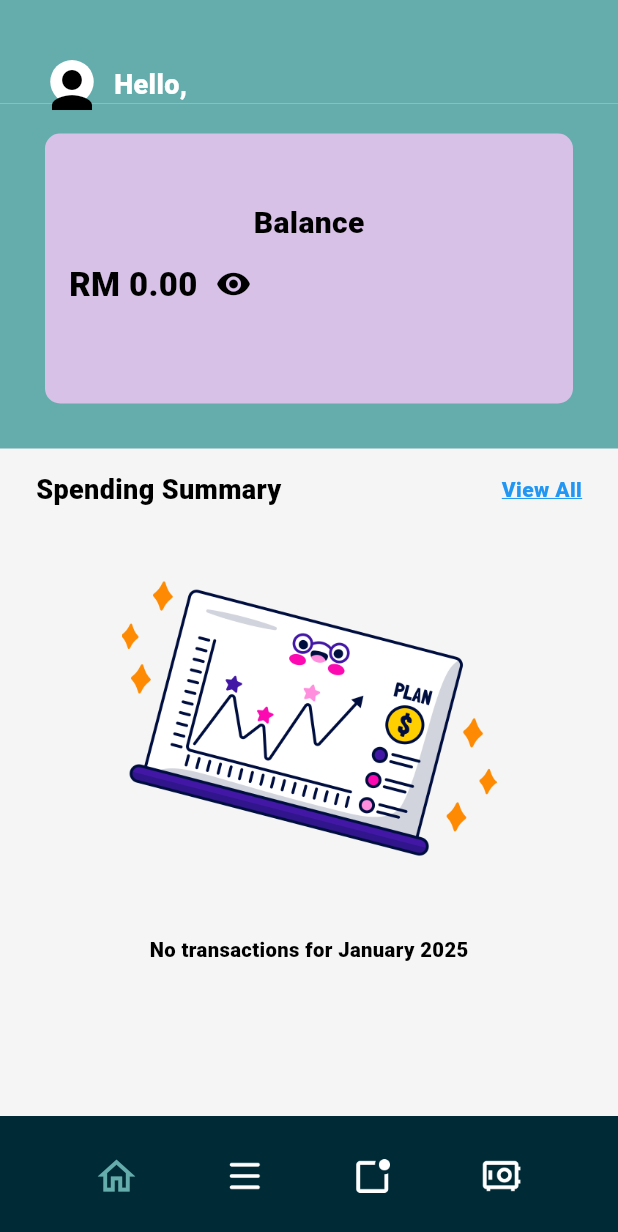
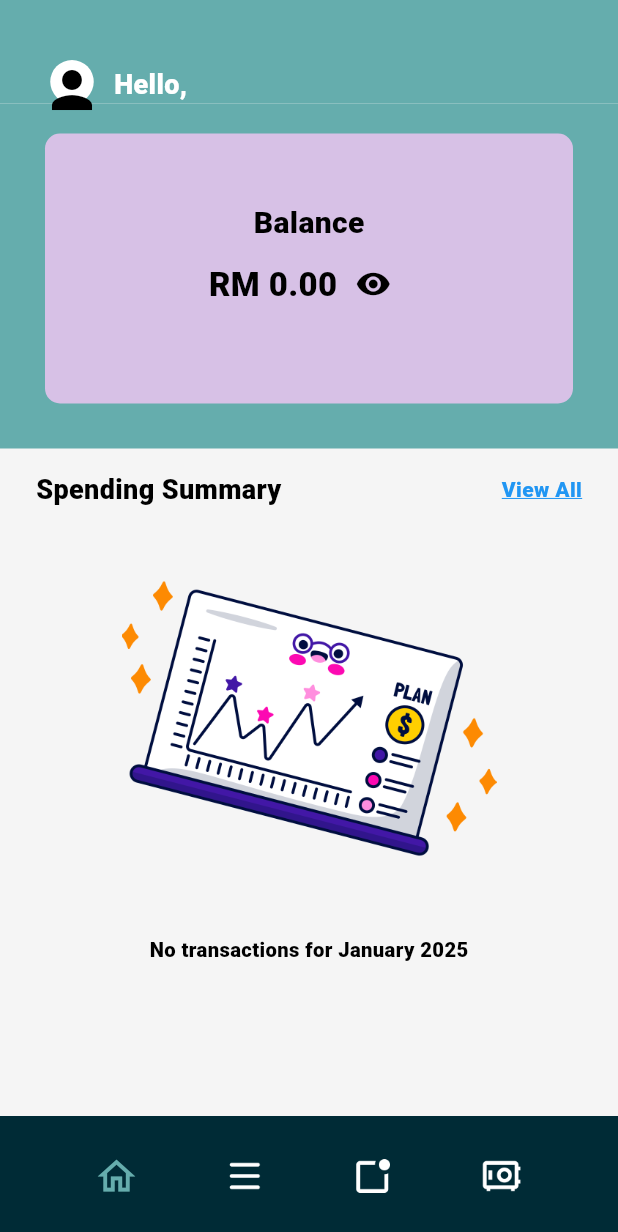
Before and after one commit to daniaalhakim14/workshop2, a Flutter app: the HomePage screen opened directly with empty values, item 2 of the bottom bar chosen, after a tap on the "home" icon, on a phone screen of 412 x 824 dp. Shown: the top 1232 px of the screen. Run offline on Flutter 3.47's test engine with Material 3 defaults, Android fonts, the phone set to English and light mode, and no system bars; our stand-ins replace carousel_slider, dio, dotted_border, fl_chart, flutter_local_notifications, get and 7 more; missing offline and left inert: dart:html, month_year_picker, pusher_client; accounts and stored records are empty; network calls fail.

Commit message:
fix bug for username on homepage and center the layout for amount

```diff
--- a/lib/View/Main_pages/homepage.dart
+++ b/lib/View/Main_pages/homepage.dart
@@ -1,11 +1,13 @@
 import 'package:flutter/material.dart';
 import 'package:intl/intl.dart';
 import 'package:provider/provider.dart';
+import 'package:shared_preferences/shared_preferences.dart';
 import 'package:tab_bar_widget/Model/Income_model.dart';
 import '../../Model/InsightPage_model.dart';
 import '../../Model/SignupLoginPage_model.dart';
 import '../../ViewModel/Income/Income_View_Model.dart';
 import '../../ViewModel/InsightPage_ViewModel/InsightPage_View_Model.dart';
+import '../../ViewModel/SignupLoginPage_ViewModel/SignupLoginPage_View_Model.dart';
 import '../../ViewModel/account_viewmodel.dart';
 import '../../ViewModel/app_appearance_viewmodel.dart';
 import 'account_page.dart';
@@ -55,6 +57,17 @@ class _HomePageState extends State<HomePage> {
 
     });
 
+  }
+
+  void didChangeDependencies() {
+    super.didChangeDependencies();
+
+    // Fetch budget data whenever dependencies change
+    WidgetsBinding.instance.addPostFrameCallback((_) async {
+      final prefs = await SharedPreferences.getInstance();
+      final email = prefs.getString('userEmail');
+      Provider.of<SignupLoginPage_ViewModule>(context, listen: false).fetchUserDetailsByEmail(email!);
+    });
   }
 
   @override
@@ -117,12 +130,14 @@ class _HomePageState extends State<HomePage> {
                   ),
                   Padding(
                     padding: const EdgeInsets.only(left: 8.0,top: 4.0),
-                    child: Column(
+                    child: Consumer<SignupLoginPage_ViewModule>(
+                      builder: (context, viewModel, child) {
+                        return Column(
                           crossAxisAlignment: CrossAxisAlignment.start,
                           mainAxisAlignment: MainAxisAlignment.center,
                           children: [
                             Text(
-                          'Hello, ${widget.userInfo.name}',
+                              'Hello, ${viewModel.userInfo!.name}',
                               style: const TextStyle(
                                   color: Colors.white,
                                   fontSize: 18,
@@ -131,6 +146,8 @@ class _HomePageState extends State<HomePage> {
                               ),
                             ),
                           ],
+                        );
+                      },
                     ),
                   ),
                 ],
@@ -173,6 +190,7 @@ class _HomePageState extends State<HomePage> {
 
                               const SizedBox(height: 2),
                               Row(
+                                mainAxisAlignment: MainAxisAlignment.center,
                                 children: [
                                   Consumer<IncomeViewModel>(
                                     builder: (context, incomeViewModel, child) {
@@ -199,7 +217,6 @@ class _HomePageState extends State<HomePage> {
                                           print('total expense: $totalExpense');
                                           return Row(
                                             children: [
-                                              // Conditional rendering of the balance text
                                               isVisible
                                                   ? Text(
                                                 'RM ${balance.toStringAsFixed(2)}',
@@ -217,6 +234,7 @@ class _HomePageState extends State<HomePage> {
                                                   color: isDarkMode ? Colors.white : Colors.black,
                                                 ),
                                               ),
+                                              // Conditional rendering of the balance text
 
                                               IconButton(
                                                 onPressed: () {
--- a/lib/ViewModel/change_email_viewmodel.dart
+++ b/lib/ViewModel/change_email_viewmodel.dart
@@ -1,6 +1,7 @@
 import 'dart:convert';
 import 'package:flutter/material.dart';
 import 'package:http/http.dart' as http;
+import 'package:shared_preferences/shared_preferences.dart';
 
 import '../configure_API.dart';
 
@@ -40,6 +41,9 @@ class ChangeEmailViewModel extends ChangeNotifier {
           const SnackBar(content: Text('Email updated successfully')),
         );
 
+        final prefs = await SharedPreferences.getInstance();
+        prefs.setString('userEmail', newEmail);
+
         oldEmailController.clear();
         newEmailController.clear();
 
--- a/lib/configure_API.dart
+++ b/lib/configure_API.dart
@@ -1,6 +1,6 @@
 class AppConfig {
   // Base URL for API
-  static String baseUrl = 'http://10.131.75.150:3000';
+  static String baseUrl = 'http://192.168.0.3:3000';
 
   // Function to update the base URL dynamically
   static void updateBaseUrl(String newBaseUrl) {
```
Lines whose indentation alone changed are shown as unchanged.
